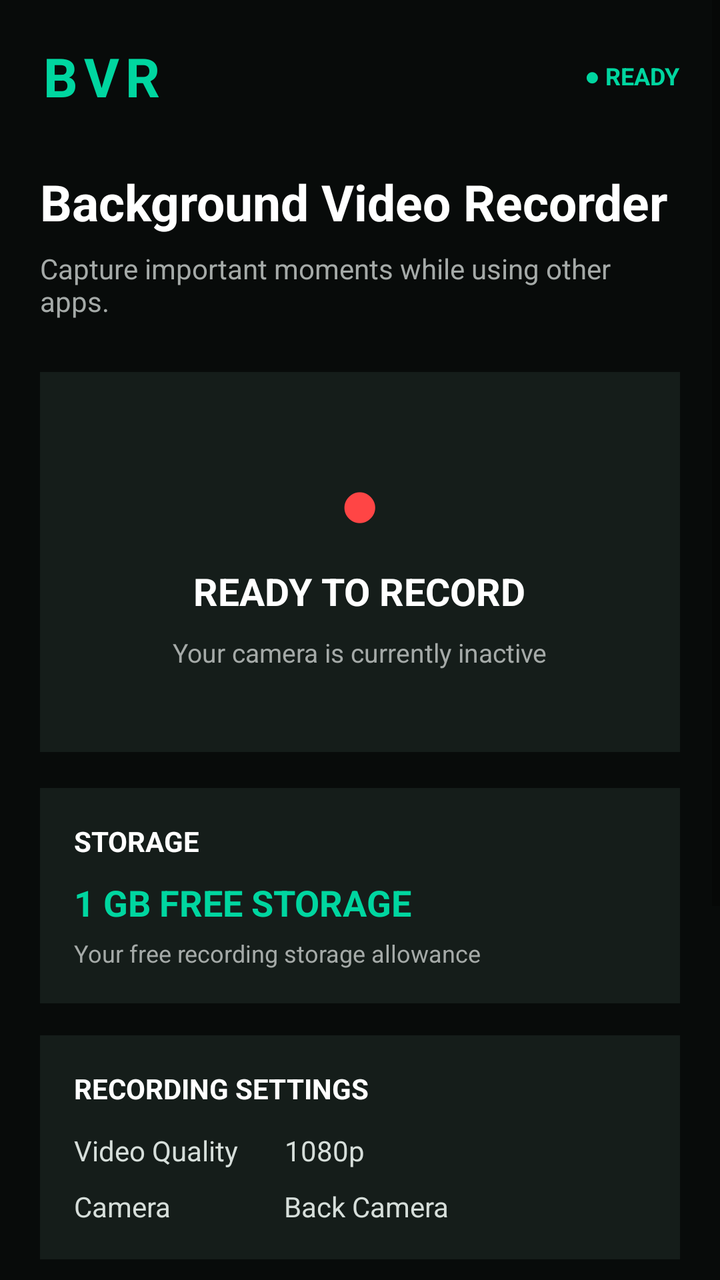
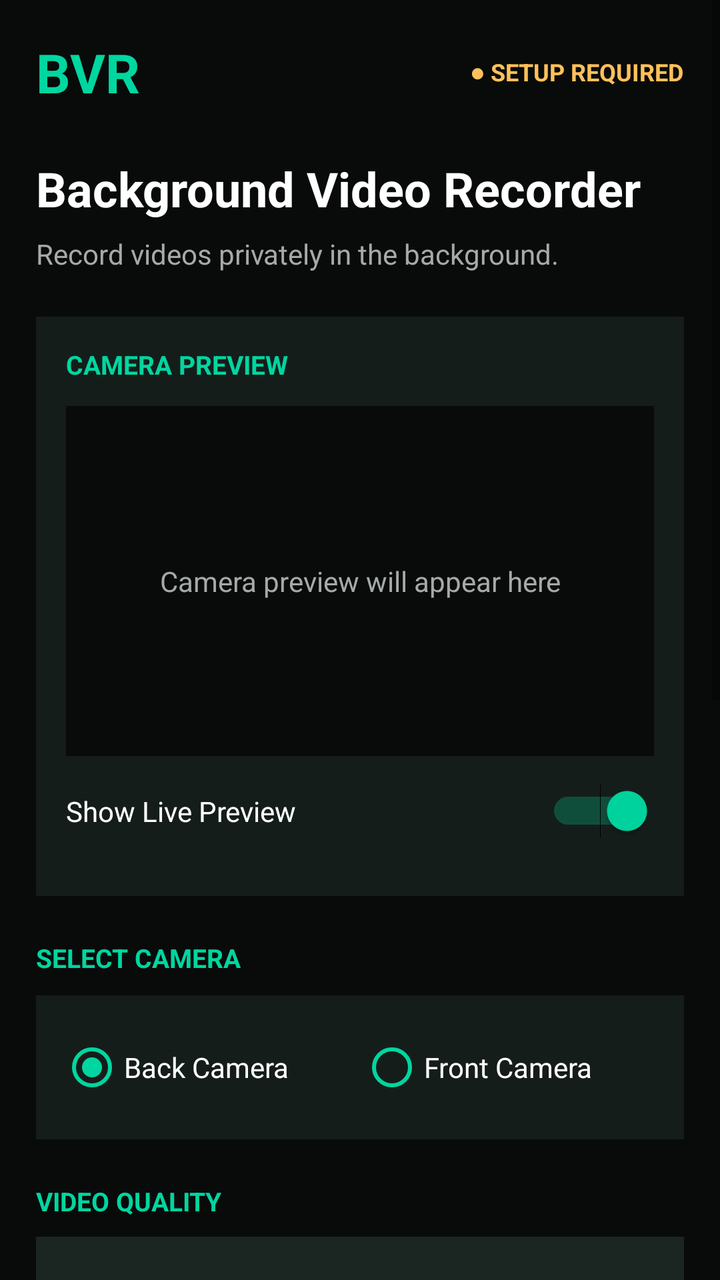

Two renders of the same Android screen: before a commit and after it. Below are the layout's source before the change and the commit's diff.
<!-- AndroidManifest.xml: application theme AppTheme -->
<!-- res/layout/activity_main.xml -->
<?xml version="1.0" encoding="utf-8"?>
<ScrollView xmlns:android="http://schemas.android.com/apk/res/android"
android:layout_width="match_parent"
android:layout_height="match_parent"
android:background="#080B0A"
android:fillViewport="true">

<LinearLayout
    android:layout_width="match_parent"
    android:layout_height="wrap_content"
    android:orientation="vertical"
    android:padding="20dp">

    

    <LinearLayout
        android:layout_width="match_parent"
        android:layout_height="wrap_content"
        android:gravity="center_vertical"
        android:orientation="horizontal">

        <TextView
            android:layout_width="wrap_content"
            android:layout_height="wrap_content"
            android:text="BVR"
            android:textColor="#00D6A0"
            android:textSize="27sp"
            android:textStyle="bold"
            android:letterSpacing="0.12" />

        <View
            android:layout_width="0dp"
            android:layout_height="1dp"
            android:layout_weight="1" />

        <TextView
            android:layout_width="wrap_content"
            android:layout_height="wrap_content"
            android:text="● READY"
            android:textColor="#00D6A0"
            android:textSize="12sp"
            android:textStyle="bold" />

    </LinearLayout>

    

    <TextView
        android:layout_width="match_parent"
        android:layout_height="wrap_content"
        android:layout_marginTop="28dp"
        android:text="Background Video Recorder"
        android:textColor="#FFFFFF"
        android:textSize="25sp"
        android:textStyle="bold" />

    <TextView
        android:layout_width="match_parent"
        android:layout_height="wrap_content"
        android:layout_marginTop="7dp"
        android:text="Capture important moments while using other apps."
        android:textColor="#A5AAA8"
        android:textSize="14sp" />

    

    <LinearLayout
        android:layout_width="match_parent"
        android:layout_height="190dp"
        android:layout_marginTop="26dp"
        android:background="#151D1A"
        android:gravity="center"
        android:orientation="vertical"
        android:padding="18dp">

        <TextView
            android:layout_width="wrap_content"
            android:layout_height="wrap_content"
            android:text="●"
            android:textColor="#FF4545"
            android:textSize="35sp" />

        <TextView
            android:layout_width="wrap_content"
            android:layout_height="wrap_content"
            android:layout_marginTop="8dp"
            android:text="READY TO RECORD"
            android:textColor="#FFFFFF"
            android:textSize="19sp"
            android:textStyle="bold" />

        <TextView
            android:layout_width="wrap_content"
            android:layout_height="wrap_content"
            android:layout_marginTop="9dp"
            android:text="Your camera is currently inactive"
            android:textColor="#A5AAA8"
            android:textSize="13sp" />

    </LinearLayout>

    

    <LinearLayout
        android:layout_width="match_parent"
        android:layout_height="wrap_content"
        android:layout_marginTop="18dp"
        android:background="#151D1A"
        android:orientation="vertical"
        android:padding="17dp">

        <TextView
            android:layout_width="match_parent"
            android:layout_height="wrap_content"
            android:text="STORAGE"
            android:textColor="#FFFFFF"
            android:textSize="14sp"
            android:textStyle="bold" />

        <TextView
            android:layout_width="match_parent"
            android:layout_height="wrap_content"
            android:layout_marginTop="9dp"
            android:text="1 GB FREE STORAGE"
            android:textColor="#00D6A0"
            android:textSize="18sp"
            android:textStyle="bold" />

        <TextView
            android:layout_width="match_parent"
            android:layout_height="wrap_content"
            android:layout_marginTop="5dp"
            android:text="Your free recording storage allowance"
            android:textColor="#A5AAA8"
            android:textSize="12sp" />

    </LinearLayout>

    

    <LinearLayout
        android:layout_width="match_parent"
        android:layout_height="wrap_content"
        android:layout_marginTop="16dp"
        android:background="#151D1A"
        android:orientation="vertical"
        android:padding="17dp">

        <TextView
            android:layout_width="match_parent"
            android:layout_height="wrap_content"
            android:text="RECORDING SETTINGS"
            android:textColor="#FFFFFF"
            android:textSize="14sp"
            android:textStyle="bold" />

        <TextView
            android:layout_width="match_parent"
            android:layout_height="wrap_content"
            android:layout_marginTop="12dp"
            android:text="Video Quality       1080p"
            android:textColor="#D6DEDA"
            android:textSize="14sp" />

        <TextView
            android:layout_width="match_parent"
            android:layout_height="wrap_content"
            android:layout_marginTop="9dp"
            android:text="Camera                 Back Camera"
            android:textColor="#D6DEDA"
            android:textSize="14sp" />

    </LinearLayout>

    

    <Button
        android:id="@+id/btnStartRecording"
        android:layout_width="match_parent"
        android:layout_height="58dp"
        android:layout_marginTop="23dp"
        android:backgroundTint="#00D6A0"
        android:text="START RECORDING"
        android:textColor="#07100D"
        android:textSize="15sp"
        android:textStyle="bold" />

    

    <Button
        android:id="@+id/btnRecordings"
        android:layout_width="match_parent"
        android:layout_height="55dp"
        android:layout_marginTop="13dp"
        android:backgroundTint="#1B2521"
        android:text="MY RECORDINGS"
        android:textColor="#FFFFFF"
        android:textSize="14sp" />

    

    <Button
        android:id="@+id/btnSettings"
        android:layout_width="match_parent"
        android:layout_height="55dp"
        android:layout_marginTop="10dp"
        android:backgroundTint="#1B2521"
        android:text="SETTINGS"
        android:textColor="#FFFFFF"
        android:textSize="14sp" />

    <TextView
        android:layout_width="match_parent"
        android:layout_height="wrap_content"
        android:layout_marginTop="24dp"
        android:gravity="center"
        android:text="Use responsibly and follow local laws."
        android:textColor="#777F7B"
        android:textSize="12sp" />

</LinearLayout>

</ScrollView>
<!-- resources referenced by this layout -->
<resources>
  <style name="AppTheme" parent="Theme.MaterialComponents.DayNight.NoActionBar">
          <item name="colorPrimary">#00D6A0</item>
          <item name="colorPrimaryVariant">#00A77D</item>
          <item name="colorSecondary">#00D6A0</item>
          <item name="android:statusBarColor">#080B0A</item>
          <item name="android:navigationBarColor">#080B0A</item>
          <item name="android:windowLightStatusBar">false</item>
          <item name="android:windowBackground">#080B0A</item>
      </style>
</resources>

<!-- the commit's change to res/layout/activity_main.xml (unified diff, before → after) -->
@@ -9,7 +9,7 @@ android:fillViewport="true">
     android:layout_width="match_parent"
     android:layout_height="wrap_content"
     android:orientation="vertical"
-    android:padding="20dp">
+    android:padding="18dp">
 
     
 
@@ -25,8 +25,7 @@ android:fillViewport="true">
             android:text="BVR"
             android:textColor="#00D6A0"
             android:textSize="27sp"
-            android:textStyle="bold"
-            android:letterSpacing="0.12" />
+            android:textStyle="bold" />
 
         <View
             android:layout_width="0dp"
@@ -34,10 +33,11 @@ android:fillViewport="true">
             android:layout_weight="1" />
 
         <TextView
+            android:id="@+id/txtRecordingStatus"
             android:layout_width="wrap_content"
             android:layout_height="wrap_content"
-            android:text="● READY"
-            android:textColor="#00D6A0"
+            android:text="● SETUP REQUIRED"
+            android:textColor="#FFC15A"
             android:textSize="12sp"
             android:textStyle="bold" />
 
@@ -48,17 +48,17 @@ android:fillViewport="true">
     <TextView
         android:layout_width="match_parent"
         android:layout_height="wrap_content"
-        android:layout_marginTop="28dp"
+        android:layout_marginTop="24dp"
         android:text="Background Video Recorder"
         android:textColor="#FFFFFF"
-        android:textSize="25sp"
+        android:textSize="24sp"
         android:textStyle="bold" />
 
     <TextView
         android:layout_width="match_parent"
         android:layout_height="wrap_content"
         android:layout_marginTop="7dp"
-        android:text="Capture important moments while using other apps."
+        android:text="Record videos privately in the background."
         android:textColor="#A5AAA8"
         android:textSize="14sp" />
 
@@ -66,36 +66,156 @@ android:fillViewport="true">
 
     <LinearLayout
         android:layout_width="match_parent"
-        android:layout_height="190dp"
-        android:layout_marginTop="26dp"
+        android:layout_height="wrap_content"
+        android:layout_marginTop="22dp"
         android:background="#151D1A"
-        android:gravity="center"
         android:orientation="vertical"
-        android:padding="18dp">
-
-        <TextView
+        android:padding="15dp">
+
+        <TextView
+            android:layout_width="match_parent"
+            android:layout_height="wrap_content"
+            android:text="CAMERA PREVIEW"
+            android:textColor="#00D6A0"
+            android:textSize="13sp"
+            android:textStyle="bold" />
+
+        <FrameLayout
+            android:id="@+id/cameraPreviewContainer"
+            android:layout_width="match_parent"
+            android:layout_height="175dp"
+            android:layout_marginTop="12dp"
+            android:background="#080B0A">
+
+            <TextView
+                android:id="@+id/txtPreviewPlaceholder"
+                android:layout_width="match_parent"
+                android:layout_height="match_parent"
+                android:gravity="center"
+                android:text="Camera preview will appear here"
+                android:textColor="#A5AAA8"
+                android:textSize="14sp" />
+
+        </FrameLayout>
+
+        <LinearLayout
+            android:layout_width="match_parent"
+            android:layout_height="55dp"
+            android:gravity="center_vertical"
+            android:orientation="horizontal">
+
+            <TextView
+                android:layout_width="0dp"
+                android:layout_height="wrap_content"
+                android:layout_weight="1"
+                android:text="Show Live Preview"
+                android:textColor="#FFFFFF"
+                android:textSize="14sp" />
+
+            <Switch
+                android:id="@+id/switchPreview"
+                android:layout_width="wrap_content"
+                android:layout_height="wrap_content"
+                android:checked="true"
+                android:thumbTint="#00D6A0" />
+
+        </LinearLayout>
+
+    </LinearLayout>
+
+    
+
+    <TextView
+        android:layout_width="match_parent"
+        android:layout_height="wrap_content"
+        android:layout_marginTop="22dp"
+        android:text="SELECT CAMERA"
+        android:textColor="#00D6A0"
+        android:textSize="13sp"
+        android:textStyle="bold" />
+
+    <RadioGroup
+        android:id="@+id/rgCamera"
+        android:layout_width="match_parent"
+        android:layout_height="wrap_content"
+        android:layout_marginTop="10dp"
+        android:background="#151D1A"
+        android:orientation="horizontal"
+        android:padding="12dp">
+
+        <RadioButton
+            android:id="@+id/rbBackCamera"
+            android:layout_width="0dp"
+            android:layout_height="48dp"
+            android:layout_weight="1"
+            android:buttonTint="#00D6A0"
+            android:checked="true"
+            android:text="Back Camera"
+            android:textColor="#FFFFFF" />
+
+        <RadioButton
+            android:id="@+id/rbFrontCamera"
+            android:layout_width="0dp"
+            android:layout_height="48dp"
+            android:layout_weight="1"
+            android:buttonTint="#00D6A0"
+            android:text="Front Camera"
+            android:textColor="#FFFFFF" />
+
+    </RadioGroup>
+
+    
+
+    <TextView
+        android:layout_width="match_parent"
+        android:layout_height="wrap_content"
+        android:layout_marginTop="22dp"
+        android:text="VIDEO QUALITY"
+        android:textColor="#00D6A0"
+        android:textSize="13sp"
+        android:textStyle="bold" />
+
+    <Spinner
+        android:id="@+id/spVideoQuality"
+        android:layout_width="match_parent"
+        android:layout_height="52dp"
+        android:layout_marginTop="9dp"
+        android:background="#1B2521"
+        android:padding="10dp" />
+
+    <TextView
+        android:id="@+id/txtQualityInfo"
+        android:layout_width="match_parent"
+        android:layout_height="wrap_content"
+        android:layout_marginTop="6dp"
+        android:text="480p and 720p FREE | 1080p AD UNLOCK"
+        android:textColor="#00D6A0"
+        android:textSize="12sp" />
+
+    
+
+    <LinearLayout
+        android:layout_width="match_parent"
+        android:layout_height="60dp"
+        android:layout_marginTop="18dp"
+        android:background="#151D1A"
+        android:gravity="center_vertical"
+        android:padding="14dp">
+
+        <TextView
+            android:layout_width="0dp"
+            android:layout_height="wrap_content"
+            android:layout_weight="1"
+            android:text="Record Audio"
+            android:textColor="#FFFFFF"
+            android:textSize="15sp" />
+
+        <Switch
+            android:id="@+id/switchAudio"
             android:layout_width="wrap_content"
             android:layout_height="wrap_content"
-            android:text="●"
-            android:textColor="#FF4545"
-            android:textSize="35sp" />
-
-        <TextView
-            android:layout_width="wrap_content"
-            android:layout_height="wrap_content"
-            android:layout_marginTop="8dp"
-            android:text="READY TO RECORD"
-            android:textColor="#FFFFFF"
-            android:textSize="19sp"
-            android:textStyle="bold" />
-
-        <TextView
-            android:layout_width="wrap_content"
-            android:layout_height="wrap_content"
-            android:layout_marginTop="9dp"
-            android:text="Your camera is currently inactive"
-            android:textColor="#A5AAA8"
-            android:textSize="13sp" />
+            android:checked="true"
+            android:thumbTint="#00D6A0" />
 
     </LinearLayout>
 
@@ -112,16 +232,17 @@ android:fillViewport="true">
         <TextView
             android:layout_width="match_parent"
             android:layout_height="wrap_content"
-            android:text="STORAGE"
+            android:text="RECORDING STORAGE"
             android:textColor="#FFFFFF"
             android:textSize="14sp"
             android:textStyle="bold" />
 
         <TextView
-            android:layout_width="match_parent"
-            android:layout_height="wrap_content"
-            android:layout_marginTop="9dp"
-            android:text="1 GB FREE STORAGE"
+            android:id="@+id/txtStorageInfo"
+            android:layout_width="match_parent"
+            android:layout_height="wrap_content"
+            android:layout_marginTop="10dp"
+            android:text="0 MB USED / 1 GB FREE"
             android:textColor="#00D6A0"
             android:textSize="18sp"
             android:textStyle="bold" />
@@ -138,51 +259,15 @@ android:fillViewport="true">
 
     
 
-    <LinearLayout
-        android:layout_width="match_parent"
-        android:layout_height="wrap_content"
-        android:layout_marginTop="16dp"
-        android:background="#151D1A"
-        android:orientation="vertical"
-        android:padding="17dp">
-
-        <TextView
-            android:layout_width="match_parent"
-            android:layout_height="wrap_content"
-            android:text="RECORDING SETTINGS"
-            android:textColor="#FFFFFF"
-            android:textSize="14sp"
-            android:textStyle="bold" />
-
-        <TextView
-            android:layout_width="match_parent"
-            android:layout_height="wrap_content"
-            android:layout_marginTop="12dp"
-            android:text="Video Quality       1080p"
-            android:textColor="#D6DEDA"
-            android:textSize="14sp" />
-
-        <TextView
-            android:layout_width="match_parent"
-            android:layout_height="wrap_content"
-            android:layout_marginTop="9dp"
-            android:text="Camera                 Back Camera"
-            android:textColor="#D6DEDA"
-            android:textSize="14sp" />
-
-    </LinearLayout>
-
-    
-
     <Button
         android:id="@+id/btnStartRecording"
         android:layout_width="match_parent"
-        android:layout_height="58dp"
-        android:layout_marginTop="23dp"
+        android:layout_height="60dp"
+        android:layout_marginTop="24dp"
         android:backgroundTint="#00D6A0"
-        android:text="START RECORDING"
+        android:text="● START RECORDING"
         android:textColor="#07100D"
-        android:textSize="15sp"
+        android:textSize="16sp"
         android:textStyle="bold" />
 
     
@@ -194,8 +279,7 @@ android:fillViewport="true">
         android:layout_marginTop="13dp"
         android:backgroundTint="#1B2521"
         android:text="MY RECORDINGS"
-        android:textColor="#FFFFFF"
-        android:textSize="14sp" />
+        android:textColor="#FFFFFF" />
 
     
 
@@ -206,13 +290,12 @@ android:fillViewport="true">
         android:layout_marginTop="10dp"
         android:backgroundTint="#1B2521"
         android:text="SETTINGS"
-        android:textColor="#FFFFFF"
-        android:textSize="14sp" />
-
-    <TextView
-        android:layout_width="match_parent"
-        android:layout_height="wrap_content"
-        android:layout_marginTop="24dp"
+        android:textColor="#FFFFFF" />
+
+    <TextView
+        android:layout_width="match_parent"
+        android:layout_height="wrap_content"
+        android:layout_marginTop="22dp"
         android:gravity="center"
         android:text="Use responsibly and follow local laws."
         android:textColor="#777F7B"
